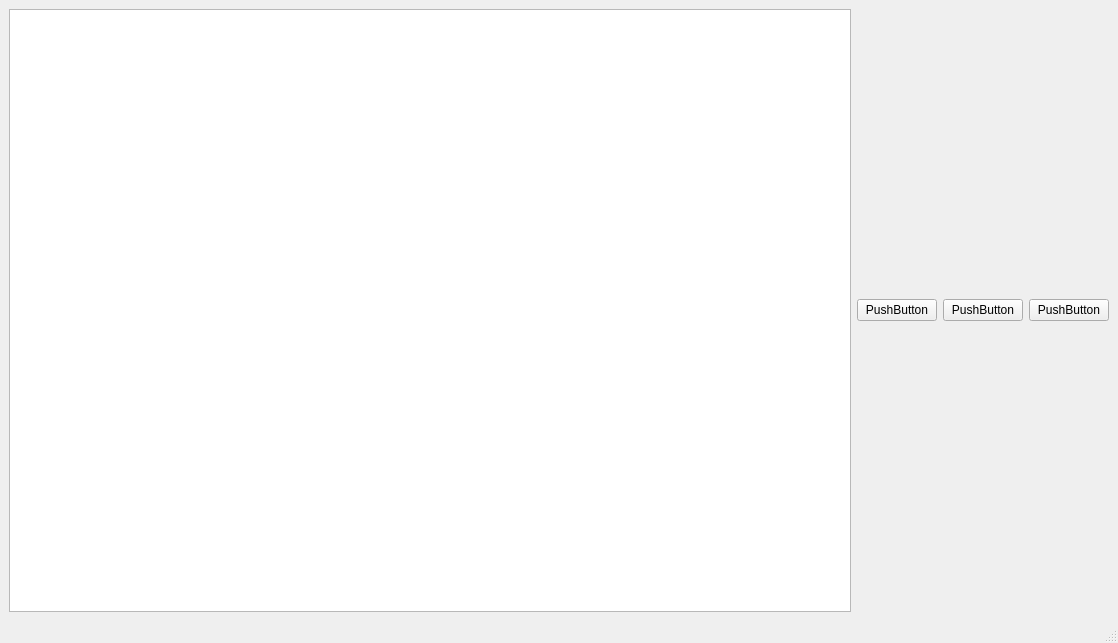
Old version of the form src/ui/messagepool.ui in the repository vsokolov00/mqtt-explorer.
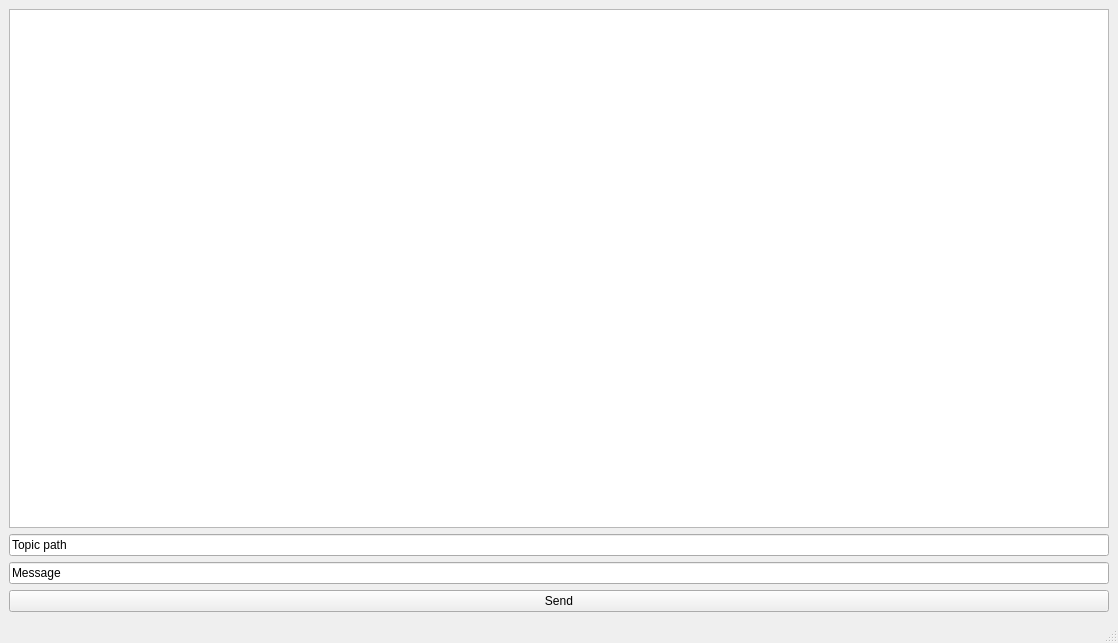
New version of the form.

```diff
--- a/src/ui/messagepool.ui
+++ b/src/ui/messagepool.ui
@@ -14,7 +14,7 @@
    <string>MainWindow</string>
   </property>
   <widget class="QWidget" name="centralwidget">
-   <layout class="QHBoxLayout" name="horizontalLayout">
+   <layout class="QVBoxLayout" name="verticalLayout_2">
     <item>
      <widget class="QTreeView" name="messageList">
       <property name="sizeAdjustPolicy">
@@ -25,24 +25,24 @@
       </attribute>
      </widget>
     </item>
+    <item>
+     <widget class="QLineEdit" name="topic">
+      <property name="text">
+       <string>Topic path</string>
+      </property>
+     </widget>
+    </item>
+    <item>
+     <widget class="QLineEdit" name="message">
+      <property name="text">
+       <string>Message</string>
+      </property>
+     </widget>
+    </item>
     <item>
      <widget class="QPushButton" name="pushButton_3">
       <property name="text">
-       <string>PushButton</string>
-      </property>
-     </widget>
-    </item>
-    <item>
-     <widget class="QPushButton" name="pushButton_2">
-      <property name="text">
-       <string>PushButton</string>
-      </property>
-     </widget>
-    </item>
-    <item>
-     <widget class="QPushButton" name="pushButton">
-      <property name="text">
-       <string>PushButton</string>
+       <string>Send</string>
       </property>
      </widget>
     </item>
```
